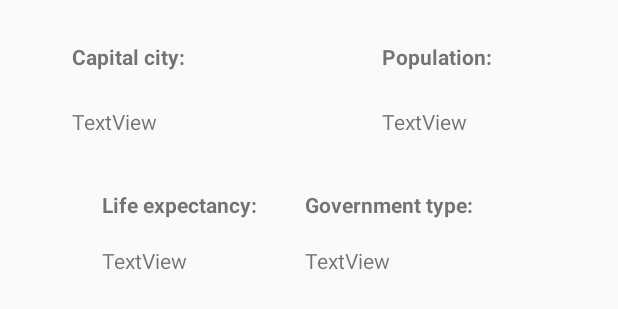
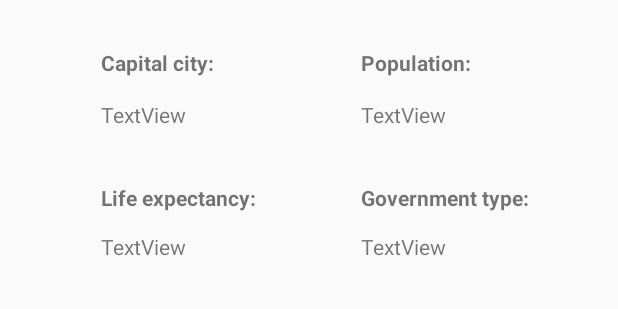
Before and after one commit to allstendres98/COVID19_Data, an Android app: the layout info_dialog.xml on its own in the app's theme, with its tools: preview values and no code run, on a phone screen of 412 x 824 dp. Shown: the top 309 px of the screen. Run offline under Robolectric (Android 15) with nearby library versions, the phone set to English and light mode, and no system bars; network calls fail; Roboto replaces fonts that are not available here.

Commit message:
info Supuestamente

```diff
--- a/app/src/main/res/layout/activity_main.xml
+++ b/app/src/main/res/layout/activity_main.xml
@@ -131,8 +131,8 @@
     <Button
         android:id="@+id/info"
         style="@style/Widget.AppCompat.Button"
-        android:layout_width="41dp"
-        android:layout_height="28dp"
+        android:layout_width="46dp"
+        android:layout_height="33dp"
         android:text="info"
         android:textSize="8sp"
         app:layout_constraintBaseline_toBaselineOf="@+id/selectedCountry"
--- a/app/src/main/res/layout/info_dialog.xml
+++ b/app/src/main/res/layout/info_dialog.xml
@@ -10,83 +10,78 @@
         android:id="@+id/textView2"
         android:layout_width="wrap_content"
         android:layout_height="wrap_content"
-        android:layout_marginStart="48dp"
-        android:layout_marginLeft="48dp"
-        android:layout_marginTop="28dp"
         android:text="Capital city:"
         android:textStyle="bold"
+        app:layout_constraintBottom_toBottomOf="parent"
+        app:layout_constraintEnd_toEndOf="parent"
+        app:layout_constraintHorizontal_bias="0.2"
         app:layout_constraintStart_toStartOf="parent"
-        app:layout_constraintTop_toTopOf="parent" />
+        app:layout_constraintTop_toTopOf="parent"
+        app:layout_constraintVertical_bias="0.04000002" />
 
     <TextView
         android:id="@+id/capital"
         android:layout_width="wrap_content"
         android:layout_height="wrap_content"
-        android:layout_marginTop="24dp"
         android:text="TextView"
+        app:layout_constraintBottom_toBottomOf="parent"
         app:layout_constraintStart_toStartOf="@+id/textView2"
-        app:layout_constraintTop_toBottomOf="@+id/textView2" />
+        app:layout_constraintTop_toBottomOf="@+id/textView2"
+        app:layout_constraintVertical_bias="0.01999998" />
 
     <TextView
         android:id="@+id/textView6"
         android:layout_width="wrap_content"
         android:layout_height="wrap_content"
-        android:layout_marginTop="28dp"
-        android:layout_marginEnd="84dp"
-        android:layout_marginRight="84dp"
         android:text="Population:"
         android:textStyle="bold"
+        app:layout_constraintBaseline_toBaselineOf="@+id/textView2"
         app:layout_constraintEnd_toEndOf="parent"
-        app:layout_constraintTop_toTopOf="parent" />
+        app:layout_constraintStart_toEndOf="@+id/textView2" />
 
     <TextView
         android:id="@+id/population"
         android:layout_width="wrap_content"
         android:layout_height="wrap_content"
-        android:layout_marginTop="24dp"
         android:text="TextView"
-        app:layout_constraintStart_toStartOf="@+id/textView6"
-        app:layout_constraintTop_toBottomOf="@+id/textView6" />
+        app:layout_constraintBaseline_toBaselineOf="@+id/capital"
+        app:layout_constraintStart_toStartOf="@+id/textView6" />
 
     <TextView
         android:id="@+id/textView8"
         android:layout_width="wrap_content"
         android:layout_height="wrap_content"
-        android:layout_marginStart="68dp"
-        android:layout_marginLeft="68dp"
         android:text="Life expectancy:"
         android:textStyle="bold"
-        app:layout_constraintStart_toStartOf="parent"
-        app:layout_constraintTop_toTopOf="@+id/textView9" />
+        app:layout_constraintBottom_toBottomOf="parent"
+        app:layout_constraintStart_toStartOf="@+id/textView2"
+        app:layout_constraintTop_toBottomOf="@+id/capital"
+        app:layout_constraintVertical_bias="0.050000012" />
 
     <TextView
         android:id="@+id/textView9"
         android:layout_width="wrap_content"
         android:layout_height="wrap_content"
-        android:layout_marginStart="32dp"
-        android:layout_marginLeft="32dp"
-        android:layout_marginTop="36dp"
         android:text="Government type:"
         android:textStyle="bold"
-        app:layout_constraintEnd_toStartOf="@+id/population"
-        app:layout_constraintHorizontal_bias="0.0"
-        app:layout_constraintStart_toEndOf="@+id/textView8"
-        app:layout_constraintTop_toBottomOf="@+id/population" />
+        app:layout_constraintBaseline_toBaselineOf="@+id/textView8"
+        app:layout_constraintStart_toStartOf="@+id/population" />
 
     <TextView
         android:id="@+id/life"
         android:layout_width="wrap_content"
         android:layout_height="wrap_content"
-        android:layout_marginTop="18dp"
         android:text="TextView"
+        app:layout_constraintBottom_toBottomOf="parent"
         app:layout_constraintStart_toStartOf="@+id/textView8"
-        app:layout_constraintTop_toBottomOf="@+id/textView8" />
+        app:layout_constraintTop_toBottomOf="@+id/textView8"
+        app:layout_constraintVertical_bias="0.01999998" />
 
     <TextView
         android:id="@+id/govern"
         android:layout_width="wrap_content"
         android:layout_height="wrap_content"
         android:text="TextView"
-        app:layout_constraintStart_toStartOf="@+id/textView9"
-        app:layout_constraintTop_toTopOf="@+id/life" />
+        app:layout_constraintBaseline_toBaselineOf="@+id/life"
+        app:layout_constraintStart_toStartOf="@+id/textView9" />
 </androidx.constraintlayout.widget.ConstraintLayout>
```
Also changed, not shown: app/src/main/java/com/al375502/covid_19data/Model.java (+52 -7 lines), app/src/main/java/com/al375502/covid_19data/database/Country.java (+25 -1 lines).
